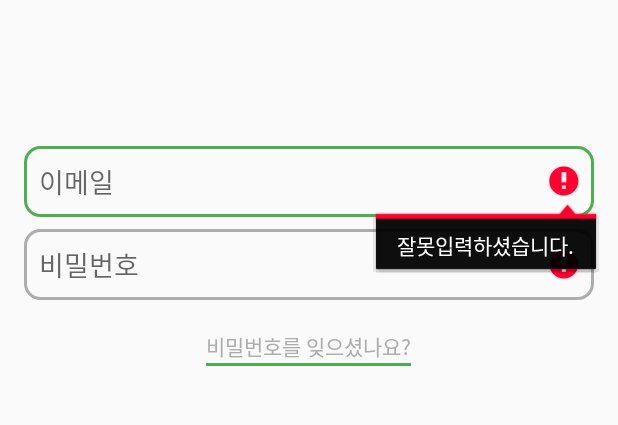
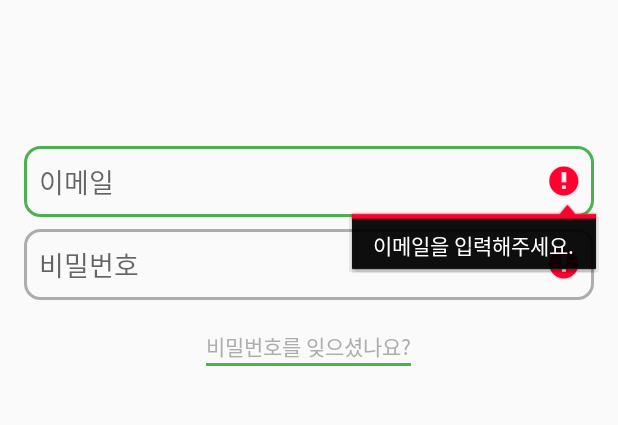
Before and after one commit to Kyle9209/Tripco., an Android app: the LoginActivity screen opened directly, with no data from a screen before it, after a tap on "완료", on a phone screen of 412 x 824 dp, the part 314-739 px from its top. Run offline under Robolectric (Android 15) with nearby library versions, the phone set to English and light mode, and no system bars; our stand-ins replace ButterKnife; 1 statement that could not run was skipped.

Commit message:
20170821-09:16

```diff
--- a/app/src/main/java/com/tripco/www/tripco/RootActivity.java
+++ b/app/src/main/java/com/tripco/www/tripco/RootActivity.java
@@ -22,7 +22,7 @@ public class RootActivity extends AppCompatActivity {
         if(progressDialog == null){
             progressDialog = new ProgressDialog(this);
             progressDialog.setCancelable(false);
-            progressDialog.setMessage("Loading...");
+            progressDialog.setMessage("잠시만 기다려주세요.");
         }
         progressDialog.show();
     }
--- a/app/src/main/java/com/tripco/www/tripco/net/NetProcess.java
+++ b/app/src/main/java/com/tripco/www/tripco/net/NetProcess.java
@@ -42,7 +42,7 @@ public class NetProcess {
                                         response.body().getResult().getUser_yn()
                                 )
                         );
-                        Toast.makeText(U.getInstance().getContext(), "어서오세요~", Toast.LENGTH_SHORT).show();
+                        Toast.makeText(U.getInstance().getContext(), response.body().getResult().getUser_nick() + "님\n환영합니다.", Toast.LENGTH_SHORT).show();
                         U.getInstance().setBoolean("login", true);
                         U.getInstance().getBus().post("loginSuccess");
                     } else if (response.body().getCode() == 0) { // 실패 -> 실패메세지 출력
@@ -51,12 +51,14 @@ public class NetProcess {
                 } else {
                     // 실패처리
                     Toast.makeText(U.getInstance().getContext(), "실패-1", Toast.LENGTH_SHORT).show();
+                    U.getInstance().getBus().post("loginFailed");
                 }
             }
             @Override
             public void onFailure(Call<ResponseModel<MemberModel>> call, Throwable t) {
                 //실패처리
                 Toast.makeText(U.getInstance().getContext(), "실패-2", Toast.LENGTH_SHORT).show();
+                U.getInstance().getBus().post("loginFailed");
             }
         });
     }
--- a/app/src/main/java/com/tripco/www/tripco/ui/LoginActivity.java
+++ b/app/src/main/java/com/tripco/www/tripco/ui/LoginActivity.java
@@ -1,17 +1,16 @@
 package com.tripco.www.tripco.ui;
 
 import android.os.Bundle;
-import android.support.v7.app.AppCompatActivity;
 import android.text.TextUtils;
 import android.view.View;
 import android.view.inputmethod.EditorInfo;
-import android.view.inputmethod.InputMethodManager;
 import android.widget.Button;
 import android.widget.EditText;
 import android.widget.TextView;
 
 import com.squareup.otto.Subscribe;
 import com.tripco.www.tripco.R;
+import com.tripco.www.tripco.RootActivity;
 import com.tripco.www.tripco.model.MemberModel;
 import com.tripco.www.tripco.net.NetProcess;
 import com.tripco.www.tripco.util.U;
@@ -20,12 +19,11 @@ import butterknife.BindView;
 import butterknife.ButterKnife;
 import butterknife.OnClick;
 
-public class LoginActivity extends AppCompatActivity {
+public class LoginActivity extends RootActivity {
     @BindView(R.id.toolbar_title_tv) TextView toolbarTitleTv;
     @BindView(R.id.toolbar_right_btn) Button toolbarRightBtn;
     @BindView(R.id.email) EditText mEmailView;
     @BindView(R.id.password) EditText mPasswordView;
-    private InputMethodManager imm;
 
     @Override
     protected void onCreate(Bundle savedInstanceState) {
@@ -54,6 +52,7 @@ public class LoginActivity extends AppCompatActivity {
 
     @Subscribe
     public void ottoBus(String str){
+        stopPD();
         if(str.equals("loginSuccess")) this.finish();
     }
 
@@ -84,7 +83,7 @@ public class LoginActivity extends AppCompatActivity {
         }
 
         if (TextUtils.isEmpty(email)) {
-            mEmailView.setError(getString(R.string.error_field_required));
+            mEmailView.setError(getString(R.string.please_email));
             focusView = mEmailView;
             cancel = true;
         } else if (!isEmailValid(email)) {
@@ -95,13 +94,13 @@ public class LoginActivity extends AppCompatActivity {
 
         if (cancel) {
             focusView.requestFocus();
-            imm.toggleSoftInput(InputMethodManager.SHOW_FORCED, InputMethodManager.HIDE_IMPLICIT_ONLY);
         } else { // 서버로
             connectServer(email, password);
         }
     }
 
     private void connectServer(String email, String password){
+        showPD();
         NetProcess.getInstance().netLoginJoin(
                 new MemberModel(
                         email,
--- a/app/src/main/res/layout/activity_login.xml
+++ b/app/src/main/res/layout/activity_login.xml
@@ -11,6 +11,18 @@
         android:layout_width="match_parent"
         android:layout_height="wrap_content" />
 
+    <ScrollView
+        android:paddingRight="16dp"
+        android:paddingLeft="16dp"
+        android:layout_width="match_parent"
+        android:layout_height="match_parent">
+
+        <LinearLayout
+            android:orientation="vertical"
+            android:layout_width="match_parent"
+            android:layout_height="wrap_content">
+
+            <!-- 타이틀 -->
             <TextView
                 android:layout_marginTop="104dp"
                 android:layout_marginBottom="97dp"
@@ -24,14 +36,10 @@
 
             <!-- 메일주소 -->
             <EditText
-        android:focusable="true"
-        android:focusableInTouchMode="true"
                 android:textCursorDrawable="@color/colorPrimary"
                 android:textColor="#000"
                 android:layout_marginBottom="8dp"
                 android:padding="10dp"
-        android:layout_marginLeft="16dp"
-        android:layout_marginRight="16dp"
                 android:id="@+id/email"
                 android:layout_width="match_parent"
                 android:layout_height="wrap_content"
@@ -46,8 +54,6 @@
                 android:layout_marginBottom="20dp"
                 android:textColor="#000"
                 android:padding="10dp"
-        android:layout_marginLeft="16dp"
-        android:layout_marginRight="16dp"
                 android:id="@+id/password"
                 android:layout_width="match_parent"
                 android:layout_height="wrap_content"
@@ -58,6 +64,7 @@
 
             <!-- 비밀번호찾기 -->
             <LinearLayout
+                android:layout_gravity="center"
                 android:orientation="vertical"
                 android:layout_width="wrap_content"
                 android:layout_height="wrap_content">
@@ -79,3 +86,7 @@
             </LinearLayout>
 
         </LinearLayout>
+
+    </ScrollView>
+
+</LinearLayout>
--- a/app/src/main/res/menu/activity_main_drawer.xml
+++ b/app/src/main/res/menu/activity_main_drawer.xml
@@ -1,8 +1,5 @@
 <?xml version="1.0" encoding="utf-8"?>
 <menu xmlns:android="http://schemas.android.com/apk/res/android">
-    <item
-        android:id="@+id/nav_camera"
-        android:title="(옮길꺼)마이페이지" />
     <item
         android:id="@+id/nav_alarm"
         android:icon="@drawable/alarm"
--- a/app/src/main/res/values/strings.xml
+++ b/app/src/main/res/values/strings.xml
@@ -12,8 +12,9 @@
     <string name="category0">관광</string>
     <string name="category1">맛집</string>
     <string name="category2">숙소</string>
-    <string name="error_invalid_email">메일형식이 맞지않습니다.</string>
-    <string name="error_invalid_password">비밀번호가 짧습니다. 6자리이상</string>
+    <string name="please_email">이메일을 입력해주세요.</string>
+    <string name="error_invalid_email">이메일을 다시 확인해주세요.</string>
+    <string name="error_invalid_password">6자리이상 입력해주세요.</string>
     <string name="error_incorrect_password">비밀번호가 틀렸습니다.</string>
     <string name="error_field_required">잘못입력하셨습니다.</string>
     <string name="add_candidate">후보지에 추가되었습니다.</string>
```
Also changed, not shown: app/src/main/java/com/tripco/www/tripco/ui/JoinActivity.java (+6 -2 lines), app/src/main/java/com/tripco/www/tripco/ui/MainActivity.java (+8 -9 lines). Lines whose indentation alone changed are shown as unchanged.
